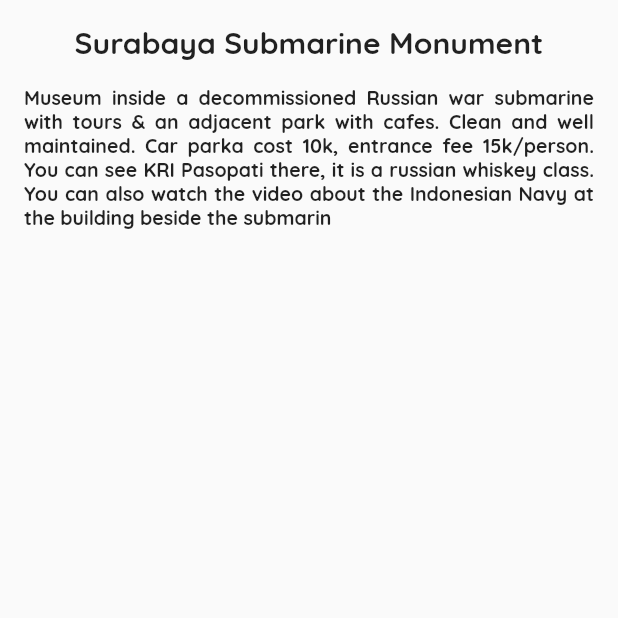
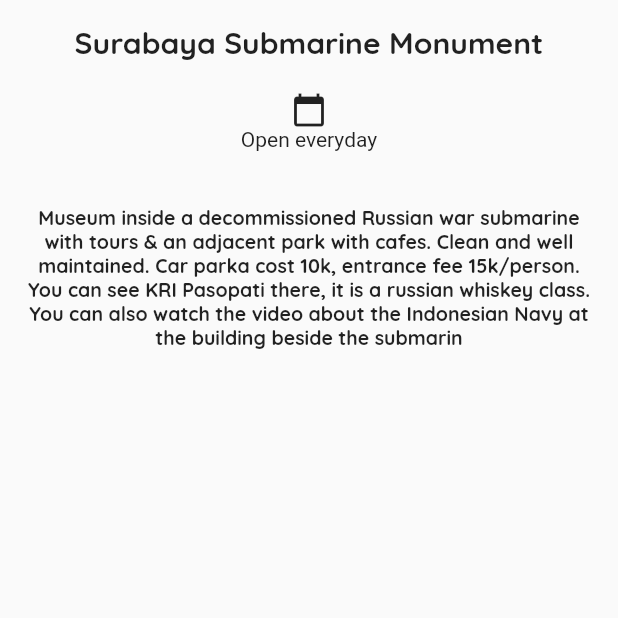
Before and after one commit to azuhri/hello-world-flutter, a Flutter app: the screen it shows after launch, on a phone screen of 412 x 824 dp, the top half of it. Run offline on Flutter 3.47's test engine with Material 2 defaults, Android fonts, the phone set to English and light mode, and no system bars.

Commit message:
update praktikum 3 part 1 percobaan 3

```diff
--- a/lib/main.dart
+++ b/lib/main.dart
@@ -41,10 +41,20 @@ class DetailScreen extends StatelessWidget {
                       ),
                     ),
                     Container(
+                      margin: EdgeInsets.symmetric(vertical: 20.0),
+                      child: Column(
+                        mainAxisAlignment: MainAxisAlignment.spaceAround,
+                        children: <Widget>[
+                          Icon(Icons.calendar_today),
+                          Text('Open everyday'),
+                        ],
+                      ),
+                    ),
+                    Container(
                       margin: EdgeInsets.only(top: 16.0, right: 16.0, left: 16.0, bottom: 5.0),
                       child: Text(
                         "Museum inside a decommissioned Russian war submarine with tours & an adjacent park with cafes. Clean and well maintained. Car parka cost 10k, entrance fee 15k/person. You can see KRI Pasopati there, it is a russian whiskey class. You can also watch the video about the Indonesian Navy at the building beside the submarin",
-                        textAlign: TextAlign.justify,
+                        textAlign: TextAlign.center,
                         style: TextStyle(
                           fontSize: 13.0,
                           fontWeight: FontWeight.bold,
```
